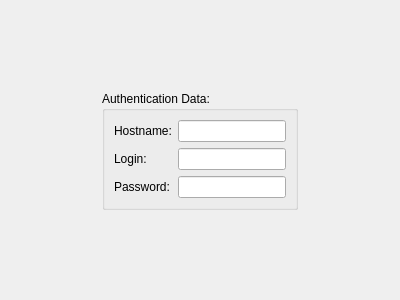
This is authorizationform.ui in application-developer-DA/db-course as Qt 5 draws it before an edit. The edited form follows.
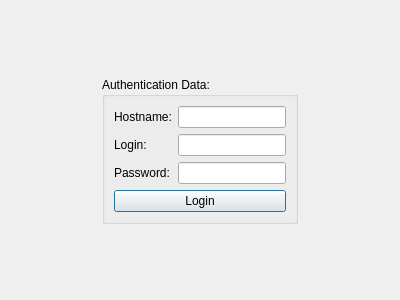
This is the edited form.

```diff
--- a/authorizationform.ui
+++ b/authorizationform.ui
@@ -48,6 +48,9 @@
      <layout class="QGridLayout" name="gridLayout">
       <item row="0" column="0">
        <layout class="QFormLayout" name="formLayout">
+        <property name="fieldGrowthPolicy">
+         <enum>QFormLayout::AllNonFixedFieldsGrow</enum>
+        </property>
         <item row="0" column="0">
          <widget class="QLabel" name="label">
           <property name="text">
@@ -84,6 +87,19 @@
         </item>
        </layout>
       </item>
+      <item row="1" column="0">
+       <widget class="QPushButton" name="loginButton">
+        <property name="text">
+         <string>Login</string>
+        </property>
+        <property name="autoDefault">
+         <bool>true</bool>
+        </property>
+        <property name="default">
+         <bool>true</bool>
+        </property>
+       </widget>
+      </item>
      </layout>
     </widget>
    </item>
```
